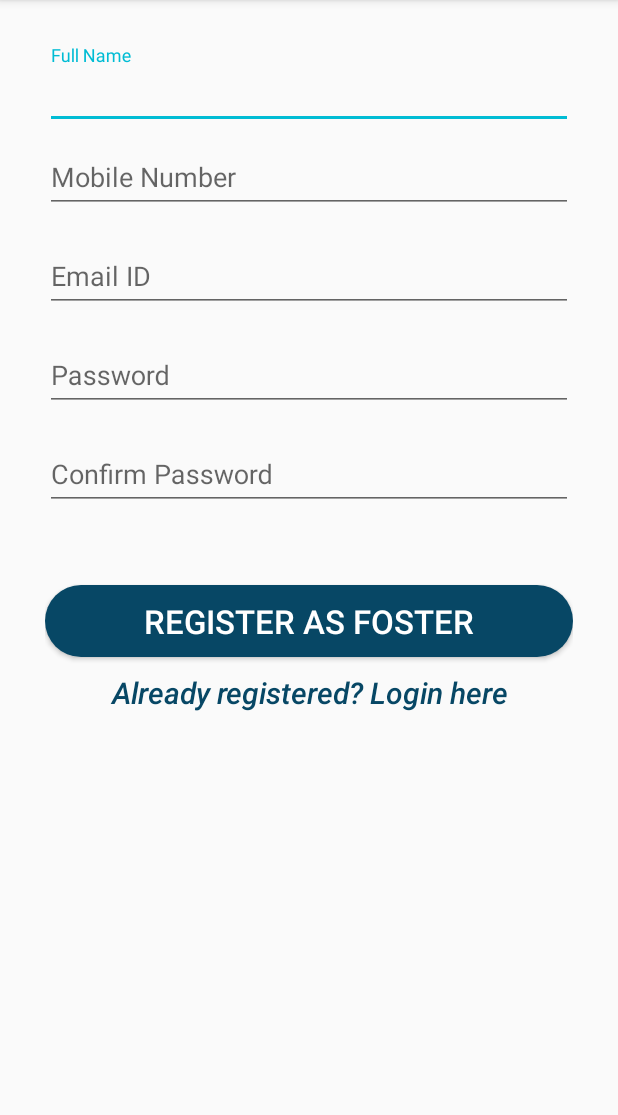
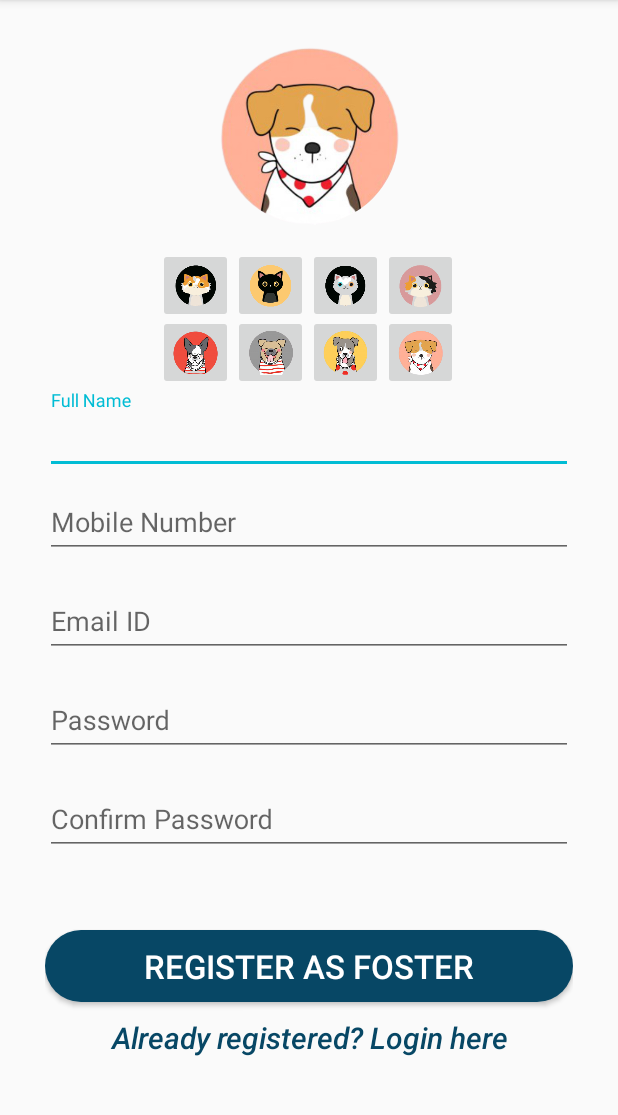
Before and after one commit to harshsiri2110/AART, an Android app: the screen it shows after launch (Foster_reg), after a tap on "NEW USER? REGISTER", on a phone screen of 412 x 824 dp, the part 84-1199 px from its top. Run offline under Robolectric (Android 15) with nearby library versions, the phone set to English and light mode, and no system bars; our stand-ins replace CircleImageView, Firebase (no records; nobody signed in at launch, a user with empty details on screens opened directly).

Commit message:
Profile pic added

```diff
--- a/app/src/main/java/com/example/aart/Edit_Profile.java
+++ b/app/src/main/java/com/example/aart/Edit_Profile.java
@@ -17,7 +17,6 @@ public class Edit_Profile extends AppCompatActivity implements View.OnClickListe
     protected void onCreate(Bundle savedInstanceState) {
         super.onCreate(savedInstanceState);
         setContentView(R.layout.activity_edit__profile);
-
 
         profilePic = findViewById(R.id.edit_profile_photo);
 
--- a/app/src/main/java/com/example/aart/Foster_reg.java
+++ b/app/src/main/java/com/example/aart/Foster_reg.java
@@ -10,6 +10,7 @@ import android.text.TextUtils;
 import android.view.View;
 import android.widget.Button;
 import android.widget.EditText;
+import android.widget.ImageButton;
 import android.widget.RadioButton;
 import android.widget.Toast;
 
@@ -27,8 +28,13 @@ import com.google.firebase.database.DatabaseReference;
 import com.google.firebase.database.FirebaseDatabase;
 import com.google.firebase.database.ValueEventListener;
 
-public class Foster_reg extends AppCompatActivity
+import de.hdodenhof.circleimageview.CircleImageView;
+
+public class Foster_reg extends AppCompatActivity implements View.OnClickListener
 {
+
+    ImageButton c1,c2,c3,c4,d1,d2,d3,d4;
+    CircleImageView profilePic;
 
     EditText name,number,email,password,confirmPassword;
 
@@ -36,6 +42,8 @@ public class Foster_reg extends AppCompatActivity
     DatabaseReference reference;
     Fosterdetails fosterdetails;
     FirebaseAuth firebaseAuth;
+
+    int selectedImage = R.drawable.c1;
 
     long maxId = 0;
     long currId;
@@ -68,6 +76,26 @@ public class Foster_reg extends AppCompatActivity
             finish();
         }
 
+        profilePic = findViewById(R.id.foster_reg_profile_photo);
+
+        c1 = (ImageButton) findViewById(R.id.cat_prof1);
+        c2 = (ImageButton) findViewById(R.id.cat_prof2);
+        c3 = (ImageButton) findViewById(R.id.cat_prof3);
+        c4 = (ImageButton) findViewById(R.id.cat_prof4);
+        d1 = (ImageButton) findViewById(R.id.dog_prof1);
+        d2 = (ImageButton) findViewById(R.id.dog_prof2);
+        d3 = (ImageButton) findViewById(R.id.dog_prof3);
+        d4 = (ImageButton) findViewById(R.id.dog_prof4);
+
+        c1.setOnClickListener(this);
+        c2.setOnClickListener(this);
+        c3.setOnClickListener(this);
+        c4.setOnClickListener(this);
+        d1.setOnClickListener(this);
+        d2.setOnClickListener(this);
+        d3.setOnClickListener(this);
+        d4.setOnClickListener(this);
+
 
         reference.addValueEventListener(new ValueEventListener()
         {
@@ -97,6 +125,7 @@ public class Foster_reg extends AppCompatActivity
                 fosterdetails.setMobileNo(mnumber);
                 fosterdetails.setEmail(email.getText().toString());
                 fosterdetails.setPassword(password.getText().toString());
+                fosterdetails.setProfilePic(selectedImage);
                 currId = maxId + 1;
 
                 final String memail= email.getText().toString().trim();
@@ -131,7 +160,7 @@ public class Foster_reg extends AppCompatActivity
                     {
                         if(task.isSuccessful()){
                             Toast.makeText(Foster_reg.this, "User created", Toast.LENGTH_SHORT).show();
-                            addUser(mname,memail,mnumber);
+                            addUser(mname,memail,mnumber,selectedImage);
                             startActivity(new Intent(getApplicationContext(), MainActivity.class).putExtra("Activity","Foster_REG"));
                             //startActivity(new Intent(Foster_reg.this,MainActivity.class));
                             }
@@ -165,8 +194,51 @@ public class Foster_reg extends AppCompatActivity
         });
     }
 
-    private void addUser(String name, String email, long mobileNo){
-        Fosterdetails fosterdetails1 = new Fosterdetails(name, email, mobileNo);
+
+    @Override
+    public void onClick(View view) {
+        switch(view.getId())
+        {
+            case R.id.cat_prof1:
+                selectedImage = R.drawable.c1;
+                profilePic.setImageResource(selectedImage);
+                break;
+            case R.id.cat_prof2:
+                selectedImage = R.drawable.c2;
+                profilePic.setImageResource(selectedImage);
+                break;
+            case R.id.cat_prof3:
+                selectedImage = R.drawable.c3;
+                profilePic.setImageResource(selectedImage);
+                break;
+            case R.id.cat_prof4:
+                selectedImage = R.drawable.c4;
+                profilePic.setImageResource(selectedImage);
+                break;
+            case R.id.dog_prof1:
+                selectedImage = R.drawable.d1;
+                profilePic.setImageResource(selectedImage);
+                break;
+            case R.id.dog_prof2:
+                selectedImage = R.drawable.d2;
+                profilePic.setImageResource(selectedImage);
+                break;
+            case R.id.dog_prof3:
+                selectedImage = R.drawable.d3;
+                profilePic.setImageResource(selectedImage);
+                break;
+            case R.id.dog_prof4:
+                selectedImage = R.drawable.d4;
+                profilePic.setImageResource(selectedImage);
+                break;
+
+            default:
+                break;
+        }
+    }
+
+    private void addUser(String name, String email, long mobileNo, int selectedImg){
+        Fosterdetails fosterdetails1 = new Fosterdetails(name, email, mobileNo, selectedImg);
         FirebaseUser firebaseUser = firebaseAuth.getCurrentUser();
         String uid = firebaseUser.getUid();
         FirebaseDatabase.getInstance().getReference().child("Foster").child("User").child(uid).setValue(fosterdetails1);
--- a/app/src/main/res/layout/activity_foster_reg.xml
+++ b/app/src/main/res/layout/activity_foster_reg.xml
@@ -7,8 +7,105 @@
     android:orientation="vertical"
     android:padding="30dp"
     tools:context=".Foster_reg">
+    <ScrollView
+        android:layout_width="match_parent"
+        android:layout_height="match_parent"
+        android:scrollbars="none"
+        >
+
+        <LinearLayout
+            android:layout_width="match_parent"
+            android:layout_height="match_parent"
+            android:orientation="vertical"
+            >
+
+    <de.hdodenhof.circleimageview.CircleImageView
+        android:id="@+id/foster_reg_profile_photo"
+        android:layout_width="120dp"
+        android:layout_height="120dp"
+        android:layout_gravity="center_horizontal"
+        android:src="@drawable/d4">
+    </de.hdodenhof.circleimageview.CircleImageView>
+
+    <RelativeLayout
+        android:layout_width="382dp"
+        android:layout_height="wrap_content"
+        android:layout_gravity="center">
+
+        <ImageButton
+            android:id="@+id/cat_prof1"
+            android:layout_width="50dp"
+            android:layout_height="50dp"
+            android:layout_marginLeft="90dp"
+            android:layout_marginTop="15dp"
+            android:scaleType="centerCrop"
+            app:srcCompat="@drawable/c1" />
+
+        <ImageButton
+            android:id="@+id/cat_prof2"
+            android:layout_width="50dp"
+            android:layout_height="50dp"
+            android:layout_marginLeft="140dp"
+            android:layout_marginTop="15dp"
+            android:scaleType="centerCrop"
+            app:srcCompat="@drawable/c2" />
+
+        <ImageButton
+            android:id="@+id/cat_prof3"
+            android:layout_width="50dp"
+            android:layout_height="50dp"
+            android:layout_marginLeft="190dp"
+            android:layout_marginTop="15dp"
+            android:scaleType="centerCrop"
+            app:srcCompat="@drawable/c3" />
+
+        <ImageButton
+            android:id="@+id/cat_prof4"
+            android:layout_width="50dp"
+            android:layout_height="50dp"
+            android:layout_marginLeft="240dp"
+            android:layout_marginTop="15dp"
+            android:scaleType="centerCrop"
+            app:srcCompat="@drawable/c4" />
+
+        <ImageButton
+            android:id="@+id/dog_prof1"
+            android:layout_width="50dp"
+            android:layout_height="50dp"
+            android:layout_marginLeft="90dp"
+            android:layout_marginTop="60dp"
+            android:scaleType="centerCrop"
+            app:srcCompat="@drawable/d1" />
+
+        <ImageButton
+            android:id="@+id/dog_prof2"
+            android:layout_width="50dp"
+            android:layout_height="50dp"
+            android:layout_marginLeft="140dp"
+            android:layout_marginTop="60dp"
+            android:scaleType="centerCrop"
+            app:srcCompat="@drawable/d2" />
+
+        <ImageButton
+            android:id="@+id/dog_prof3"
+            android:layout_width="50dp"
+            android:layout_height="50dp"
+            android:layout_marginLeft="190dp"
+            android:layout_marginTop="60dp"
+            android:scaleType="centerCrop"
+            app:srcCompat="@drawable/d3" />
+
+        <ImageButton
+            android:id="@+id/dog_prof4"
+            android:layout_width="50dp"
+            android:layout_height="50dp"
+            android:layout_marginLeft="240dp"
+            android:layout_marginTop="60dp"
+            android:scaleType="centerCrop"
+            app:srcCompat="@drawable/d4" />
 
 
+    </RelativeLayout>
 
 <com.google.android.material.textfield.TextInputLayout
         android:layout_width="match_parent"
@@ -121,5 +218,9 @@
         android:textStyle="italic"
         android:textAllCaps="false"
         android:textSize="20sp" />
+        </LinearLayout>
+    </ScrollView>
+
+
 
 </LinearLayout>
```
Also changed, not shown: app/src/main/java/com/example/aart/Foster_Profile.java (+7 -0 lines), app/src/main/java/com/example/aart/Fosterdetails.java (+13 -2 lines), app/src/main/res/layout/activity_foster__profile.xml (+20 -16 lines).
